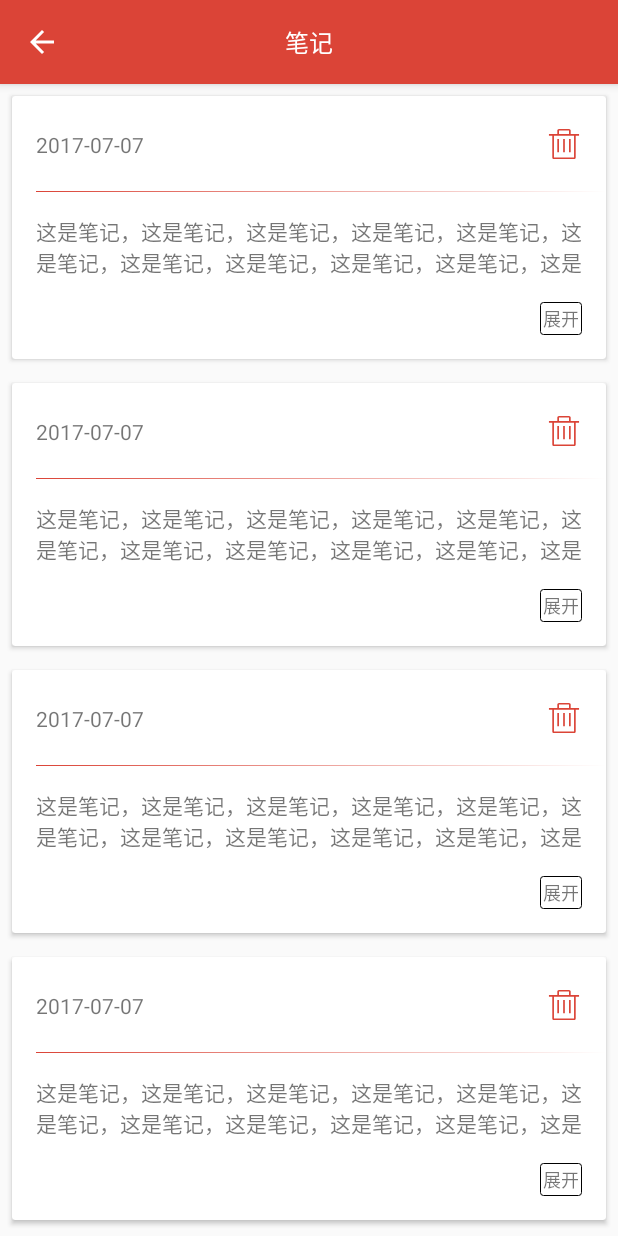
After one commit to FoxNickel/EnterpriseLearning, an Android app: the NoteActivity screen opened directly, with no data from a screen before it, on a phone screen of 412 x 824 dp. The commit adds this screen. Run offline under Robolectric (Android 15) with nearby library versions, the phone set to English and light mode, and no system bars.

Commit message:
笔记界面完成

```diff
--- a/app/src/main/AndroidManifest.xml
+++ b/app/src/main/AndroidManifest.xml
@@ -51,6 +51,8 @@
         </activity>
         <activity android:name=".TrainingDetailActivity">
         </activity>
+        <activity android:name=".NoteActivity">
+        </activity>
     </application>
 
 </manifest>
--- /dev/null
+++ b/app/src/main/java/cn/foxnickel/enterpriselearning/NoteActivity.java
@@ -0,0 +1,50 @@
+package cn.foxnickel.enterpriselearning;
+
+import android.os.Bundle;
+import android.support.v4.widget.SwipeRefreshLayout;
+import android.support.v7.app.ActionBar;
+import android.support.v7.app.AppCompatActivity;
+import android.support.v7.widget.LinearLayoutManager;
+import android.support.v7.widget.RecyclerView;
+import android.support.v7.widget.Toolbar;
+import android.view.View;
+
+import cn.foxnickel.enterpriselearning.adapter.NoteRecyclerAdapter;
+
+public class NoteActivity extends AppCompatActivity {
+
+    private Toolbar mToolbar;
+    private SwipeRefreshLayout mSwipeRefreshLayout;
+    private RecyclerView mRecyclerView;
+    private LinearLayoutManager mLinearLayoutManager;
+
+    @Override
+    protected void onCreate(Bundle savedInstanceState) {
+        super.onCreate(savedInstanceState);
+        setContentView(R.layout.activity_note);
+
+        initView();
+    }
+
+    private void initView() {
+        mToolbar = (Toolbar) findViewById(R.id.toolbar);
+        setSupportActionBar(mToolbar);
+        ActionBar actionBar = getSupportActionBar();
+        actionBar.setDisplayHomeAsUpEnabled(true);
+        actionBar.setDisplayShowTitleEnabled(false);
+        mToolbar.setNavigationOnClickListener(new View.OnClickListener() {
+            @Override
+            public void onClick(View v) {
+                finish();
+            }
+        });
+
+        mSwipeRefreshLayout = (SwipeRefreshLayout) findViewById(R.id.swipe_refresh);
+        mRecyclerView = (RecyclerView) findViewById(R.id.recycler_view_note);
+        mLinearLayoutManager = new LinearLayoutManager(this);
+        NoteRecyclerAdapter noteRecyclerAdapter = new NoteRecyclerAdapter(this);
+
+        mRecyclerView.setLayoutManager(mLinearLayoutManager);
+        mRecyclerView.setAdapter(noteRecyclerAdapter);
+    }
+}
--- /dev/null
+++ b/app/src/main/java/cn/foxnickel/enterpriselearning/adapter/NoteRecyclerAdapter.java
@@ -0,0 +1,80 @@
+package cn.foxnickel.enterpriselearning.adapter;
+
+import android.content.Context;
+import android.support.v7.widget.RecyclerView;
+import android.view.LayoutInflater;
+import android.view.View;
+import android.view.ViewGroup;
+import android.widget.ImageView;
+import android.widget.TextView;
+import android.widget.Toast;
+
+import cn.foxnickel.enterpriselearning.R;
+
+/**
+ * Created by NickelFox on 2017/7/8.
+ */
+
+public class NoteRecyclerAdapter extends RecyclerView.Adapter<NoteRecyclerAdapter.ViewHolder> {
+
+    private Context mContext;
+
+    public NoteRecyclerAdapter(Context context) {
+        mContext = context;
+    }
+
+    @Override
+    public ViewHolder onCreateViewHolder(ViewGroup viewGroup, int i) {
+        View view = LayoutInflater.from(mContext).inflate(R.layout.recycler_item_note, viewGroup, false);
+        return new ViewHolder(view);
+    }
+
+    @Override
+    public void onBindViewHolder(final ViewHolder holder, int position) {
+
+        holder.mTime.setText("2017-07-07");
+        holder.mContent.setText("这是笔记，这是笔记，这是笔记，这是笔记，这是笔记，这是笔记，这是笔记，这是笔记，这是笔记，这是笔记，这是笔记，这是笔记");
+        holder.mExpand.setOnClickListener(new View.OnClickListener() {
+            boolean expanded = false;
+
+            @Override
+            public void onClick(View v) {
+                if (expanded) {
+                    holder.mContent.setMaxLines(2);
+                    holder.mExpand.setText("展开");
+                    expanded = false;
+                } else {
+                    holder.mContent.setMaxLines(9999);
+                    holder.mExpand.setText("收起");
+                    expanded = true;
+                }
+            }
+        });
+
+        holder.mDelete.setOnClickListener(new View.OnClickListener() {
+            @Override
+            public void onClick(View v) {
+                Toast.makeText(mContext, "删除了一条笔记", Toast.LENGTH_SHORT).show();
+                notifyDataSetChanged();
+            }
+        });
+    }
+
+    @Override
+    public int getItemCount() {
+        return 8;
+    }
+
+    class ViewHolder extends RecyclerView.ViewHolder {
+        private TextView mTime, mContent, mExpand;
+        private ImageView mDelete;
+
+        public ViewHolder(View itemView) {
+            super(itemView);
+            mTime = (TextView) itemView.findViewById(R.id.tv_note_time);
+            mContent = (TextView) itemView.findViewById(R.id.tv_note_content);
+            mExpand = (TextView) itemView.findViewById(R.id.tv_expand);
+            mDelete = (ImageView) itemView.findViewById(R.id.iv_delete);
+        }
+    }
+}
--- a/app/src/main/java/cn/foxnickel/enterpriselearning/fragment/MainPageFragment.java
+++ b/app/src/main/java/cn/foxnickel/enterpriselearning/fragment/MainPageFragment.java
@@ -10,8 +10,10 @@ import android.view.LayoutInflater;
 import android.view.View;
 import android.view.ViewGroup;
 import android.widget.ImageView;
+import android.widget.Toast;
 
 import cn.bingoogolapple.bgabanner.BGABanner;
+import cn.foxnickel.enterpriselearning.NoteActivity;
 import cn.foxnickel.enterpriselearning.R;
 import cn.foxnickel.enterpriselearning.TrainingActivity;
 import cn.foxnickel.enterpriselearning.adapter.CourseRecommendAdapter;
@@ -68,7 +70,10 @@ public class MainPageFragment extends Fragment implements View.OnClickListener {
         mRecyclerView.setLayoutManager(mGridLayoutManager);
         mRecyclerView.setAdapter(mCourseRecommendAdapter);
 
+        mIvTask.setOnClickListener(this);
+        mIvPlan.setOnClickListener(this);
         mIvTraining.setOnClickListener(this);
+        mIvNote.setOnClickListener(this);
 
         /*
          * 解决ScrollView里面布局很长的时候会自动滑动到底部的问题
@@ -81,8 +86,17 @@ public class MainPageFragment extends Fragment implements View.OnClickListener {
     @Override
     public void onClick(View v) {
         switch (v.getId()) {
+            case R.id.iv_task:
+                Toast.makeText(getContext(), "任务", Toast.LENGTH_SHORT).show();
+                break;
+            case R.id.iv_plan:
+                Toast.makeText(getContext(), "计划", Toast.LENGTH_SHORT).show();
+                break;
             case R.id.iv_training:
                 startActivity(new Intent(getActivity(), TrainingActivity.class));
+                break;
+            case R.id.iv_note:
+                startActivity(new Intent(getActivity(), NoteActivity.class));
                 break;
         }
     }
--- /dev/null
+++ b/app/src/main/res/drawable-v21/border_gray.xml
@@ -0,0 +1,11 @@
+<?xml version="1.0" encoding="utf-8"?>
+<shape
+    xmlns:android="http://schemas.android.com/apk/res/android"
+    android:shape="rectangle">
+
+    <stroke
+        android:width="0.7dp"/>
+
+    <corners
+        android:radius="2dp"/>
+</shape>
--- /dev/null
+++ b/app/src/main/res/drawable-v21/ic_delete_red_24dp.xml
@@ -0,0 +1,11 @@
+<vector xmlns:android="http://schemas.android.com/apk/res/android"
+        xmlns:tools="http://schemas.android.com/tools"
+        android:width="24dp"
+        android:height="24dp"
+        android:viewportWidth="1024.0"
+        android:viewportHeight="1024.0">
+    <path
+        android:fillColor="@color/colorPrimary"
+        android:pathData="M535.783 369.268h-47.567v380.626h47.567V369.268z m166.542 0h-47.594v380.626h47.594V369.268z m-333.083 0h-47.568v380.626h47.568V369.268z m333.083-142.757v-95.164c0-26.137-21.406-47.568-47.594-47.568H369.242c-26.163 0-47.568 21.432-47.568 47.568v95.164H83.778v47.594h95.163v618.549c0 26.135 21.405 47.568 47.595 47.568h570.926c26.189 0 47.596-21.434 47.596-47.568v-618.55h95.164V226.51H702.325z m-333.083-95.164h285.489v95.164H369.242v-95.164z m428.22 761.279H226.536V274.104h570.926v618.522z"
+        tools:ignore="VectorRaster"/>
+</vector>
--- /dev/null
+++ b/app/src/main/res/layout/activity_note.xml
@@ -0,0 +1,57 @@
+<?xml version="1.0" encoding="utf-8"?>
+<android.support.constraint.ConstraintLayout
+    xmlns:android="http://schemas.android.com/apk/res/android"
+    xmlns:app="http://schemas.android.com/apk/res-auto"
+    xmlns:tools="http://schemas.android.com/tools"
+    android:layout_width="match_parent"
+    android:layout_height="match_parent"
+    tools:context="cn.foxnickel.enterpriselearning.NoteActivity">
+
+    <android.support.design.widget.AppBarLayout
+        android:id="@+id/appBarLayout"
+        android:layout_width="0dp"
+        android:layout_height="wrap_content"
+        app:layout_constraintLeft_toLeftOf="parent"
+        app:layout_constraintRight_toRightOf="parent"
+        app:layout_constraintTop_toTopOf="parent">
+
+        <android.support.v7.widget.Toolbar
+            android:id="@+id/toolbar"
+            android:layout_width="match_parent"
+            android:layout_height="?attr/actionBarSize"
+            android:background="@color/colorPrimary"
+            app:popupTheme="@style/ThemeOverlay.AppCompat.Light"
+            app:theme="@style/ThemeOverlay.AppCompat.Dark.ActionBar">
+
+            <TextView
+                android:layout_width="wrap_content"
+                android:layout_height="wrap_content"
+                android:layout_gravity="center"
+                android:text="@string/note"
+                android:textColor="@android:color/white"
+                android:textSize="16sp"/>
+        </android.support.v7.widget.Toolbar>
+    </android.support.design.widget.AppBarLayout>
+
+    <android.support.v4.widget.SwipeRefreshLayout
+        android:id="@+id/swipe_refresh"
+        android:layout_width="0dp"
+        android:layout_height="0dp"
+        android:layout_marginTop="0dp"
+        app:layout_constraintTop_toBottomOf="@+id/appBarLayout"
+        android:layout_marginLeft="0dp"
+        app:layout_constraintLeft_toLeftOf="parent"
+        android:layout_marginRight="0dp"
+        app:layout_constraintRight_toRightOf="parent"
+        app:layout_constraintBottom_toBottomOf="parent"
+        android:layout_marginBottom="0dp">
+
+        <android.support.v7.widget.RecyclerView
+            android:id="@+id/recycler_view_note"
+            android:layout_width="match_parent"
+            android:layout_height="match_parent">
+
+        </android.support.v7.widget.RecyclerView>
+    </android.support.v4.widget.SwipeRefreshLayout>
+
+</android.support.constraint.ConstraintLayout>
--- /dev/null
+++ b/app/src/main/res/layout/recycler_item_note.xml
@@ -0,0 +1,89 @@
+<?xml version="1.0" encoding="utf-8"?>
+<android.support.v7.widget.CardView
+    xmlns:android="http://schemas.android.com/apk/res/android"
+    xmlns:app="http://schemas.android.com/apk/res-auto"
+    android:layout_width="match_parent"
+    android:layout_height="wrap_content"
+    android:layout_margin="8dp">
+
+    <android.support.constraint.ConstraintLayout
+        android:layout_width="match_parent"
+        android:layout_height="wrap_content">
+
+        <TextView
+            android:id="@+id/tv_note_time"
+            android:layout_width="wrap_content"
+            android:layout_height="wrap_content"
+            android:layout_marginBottom="8dp"
+            android:layout_marginLeft="16dp"
+            android:layout_marginStart="16dp"
+            android:layout_marginTop="8dp"
+            app:layout_constraintBottom_toTopOf="@+id/guideline6"
+            app:layout_constraintLeft_toLeftOf="parent"
+            app:layout_constraintTop_toTopOf="parent"/>
+
+        <ImageView
+            android:id="@+id/iv_delete"
+            android:layout_width="wrap_content"
+            android:layout_height="wrap_content"
+            android:layout_marginBottom="8dp"
+            android:layout_marginEnd="16dp"
+            android:layout_marginRight="16dp"
+            android:layout_marginTop="8dp"
+            app:layout_constraintBottom_toTopOf="@+id/guideline6"
+            app:layout_constraintRight_toRightOf="parent"
+            app:layout_constraintTop_toTopOf="parent"
+            app:srcCompat="@drawable/ic_delete_red_24dp"/>
+
+        <android.support.constraint.Guideline
+            android:id="@+id/guideline6"
+            android:layout_width="wrap_content"
+            android:layout_height="wrap_content"
+            android:orientation="horizontal"
+            app:layout_constraintGuide_begin="64dp"/>
+
+        <View
+            android:id="@+id/view_divider"
+            android:layout_width="0dp"
+            android:layout_height="0.5dp"
+            android:layout_marginBottom="0dp"
+            android:layout_marginEnd="0dp"
+            android:layout_marginLeft="16dp"
+            android:layout_marginRight="0dp"
+            android:layout_marginStart="16dp"
+            android:background="@drawable/red_line_gradient"
+            app:layout_constraintBottom_toTopOf="@+id/guideline6"
+            app:layout_constraintLeft_toLeftOf="parent"
+            app:layout_constraintRight_toRightOf="parent"/>
+
+        <TextView
+            android:id="@+id/tv_note_content"
+            android:layout_width="0dp"
+            android:layout_height="wrap_content"
+            android:layout_marginLeft="16dp"
+            android:layout_marginRight="16dp"
+            android:layout_marginTop="16dp"
+            android:maxLines="2"
+            app:layout_constraintLeft_toLeftOf="parent"
+            app:layout_constraintRight_toRightOf="parent"
+            app:layout_constraintTop_toBottomOf="@+id/view_divider"/>
+
+        <TextView
+            android:id="@+id/tv_expand"
+            android:layout_width="wrap_content"
+            android:layout_height="wrap_content"
+            android:layout_marginBottom="16dp"
+            android:layout_marginEnd="16dp"
+            android:layout_marginRight="16dp"
+            android:layout_marginTop="16dp"
+            android:background="@drawable/border_gray"
+            android:padding="2dp"
+            android:text="@string/expand"
+            android:textSize="12sp"
+            app:layout_constraintBottom_toBottomOf="parent"
+            app:layout_constraintRight_toRightOf="parent"
+            app:layout_constraintTop_toBottomOf="@+id/tv_note_content"/>
+
+    </android.support.constraint.ConstraintLayout>
+
+</android.support.v7.widget.CardView>
--- a/app/src/main/res/values/strings.xml
+++ b/app/src/main/res/values/strings.xml
@@ -54,4 +54,5 @@
     <string name="training_intro">培训介绍</string>
     <string name="more_detail">更多详情请下载附件：</string>
     <string name="click_to_download">点击下载</string>
+    <string name="expand">展开</string>
 </resources>
```
